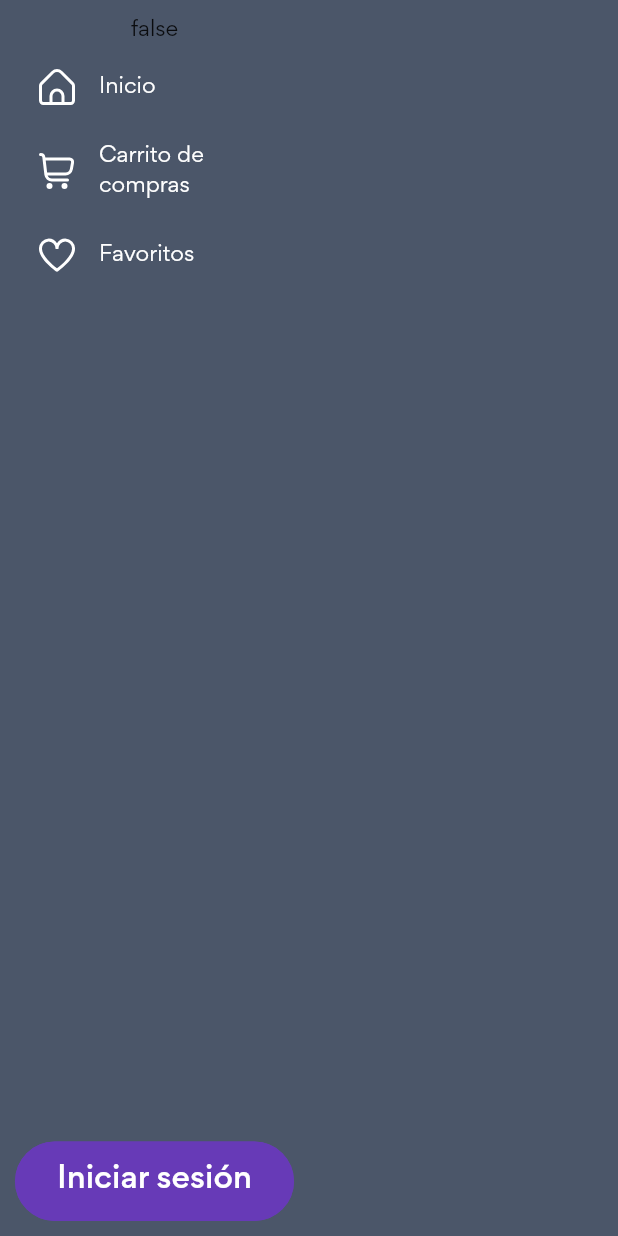
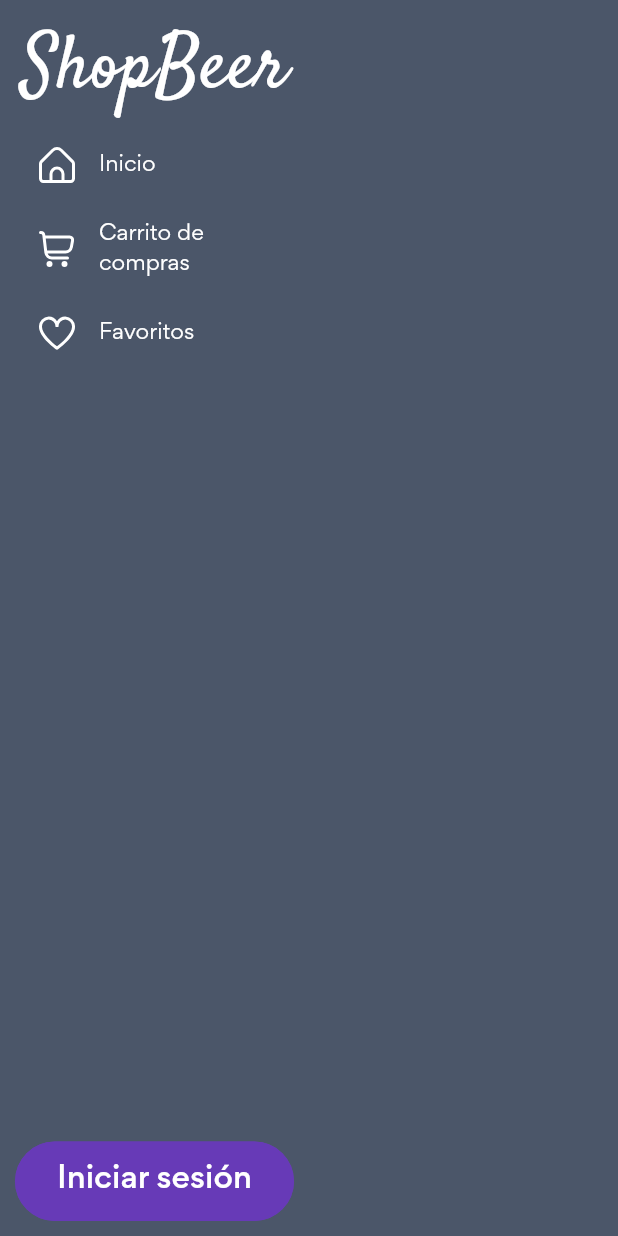
Before and after one commit to stivengm/ShopBeer_2022, a Flutter app: the MenuDrawerZoomView screen opened directly with empty values, on a phone screen of 412 x 824 dp. Run offline on Flutter 3.47's test engine with Material 2 defaults, Android fonts, the phone set to English and light mode, and no system bars; our stand-ins replace another_flushbar, bloc, email_validator, equatable, firebase_auth, firebase_core and 10 more; accounts and stored records are empty; generated files the repository leaves out were written again.

Commit message:
Add name app menu.

```diff
--- a/lib/gui/templates/menu_view.dart
+++ b/lib/gui/templates/menu_view.dart
@@ -50,18 +50,18 @@ class _MenuDrawerZoomViewState extends State<MenuDrawerZoomView> {
               width: size.width * .5,
               child: Column(
                 children: [
+                  Text("ShopBeer", style: Theme.of(context).textTheme.titleLarge!.copyWith(fontFamily: 'Curved', color: whiteColor, fontSize: 50.0),),
                   Expanded(
                     child: SingleChildScrollView(
                       scrollDirection: Axis.vertical,
                       child: Column(
                         children: [
-                          Text(state.isLogued.toString()),
                           ...MenuItems.all.map(buildMenuItem).toList()
                         ],
                       ),
                     ),
                   ),
-                  state.isLogued! ?
+                  state.isLogued ?
                   PrimaryButton(text: 'Cerrar sesión', onPressed: logOut) :
                   PrimaryButton(
                     text: 'Iniciar sesión',
```
